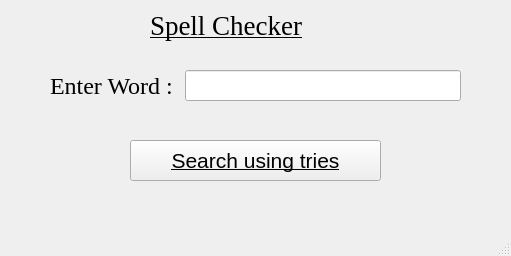
This is mainwindow.ui in bhupendersinghh/spell-checker as Qt 5 draws it before an edit. The edited form follows.
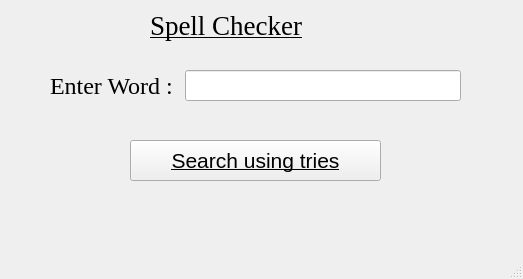
This is the edited form.

The edit to the form file:
```diff
--- a/mainwindow.ui
+++ b/mainwindow.ui
@@ -6,8 +6,8 @@
    <rect>
     <x>0</x>
     <y>0</y>
-    <width>511</width>
-    <height>256</height>
+    <width>523</width>
+    <height>279</height>
    </rect>
   </property>
   <property name="windowTitle">
@@ -56,7 +56,7 @@
      <string>Spell Checker</string>
     </property>
    </widget>
-   <widget class="QWidget" name="">
+   <widget class="QWidget" name="layoutWidget">
     <property name="geometry">
      <rect>
       <x>50</x>
```
Left out of the diff: 4 changed lines with no effect on the pictures.
